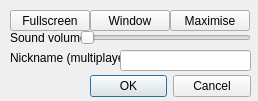
The window that settings.ui (xpc-ru/xCaveGame) describes before a commit, drawn with Qt 5.
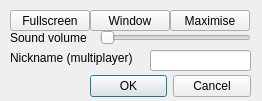
The same window after the commit.

Patch:
```diff
--- a/settings.ui
+++ b/settings.ui
@@ -6,7 +6,7 @@
    <rect>
     <x>0</x>
     <y>0</y>
-    <width>258</width>
+    <width>262</width>
     <height>101</height>
    </rect>
   </property>
@@ -38,9 +38,9 @@
   <widget class="QSlider" name="horizontalSlider">
    <property name="geometry">
     <rect>
-     <x>80</x>
+     <x>100</x>
      <y>30</y>
-     <width>171</width>
+     <width>151</width>
      <height>16</height>
     </rect>
    </property>
@@ -53,7 +53,7 @@
     <rect>
      <x>10</x>
      <y>30</y>
-     <width>71</width>
+     <width>91</width>
      <height>16</height>
     </rect>
    </property>
@@ -105,7 +105,7 @@
     <rect>
      <x>10</x>
      <y>50</y>
-     <width>111</width>
+     <width>141</width>
      <height>16</height>
     </rect>
    </property>
@@ -116,9 +116,9 @@
   <widget class="QLineEdit" name="nickname">
    <property name="geometry">
     <rect>
-     <x>120</x>
+     <x>150</x>
      <y>50</y>
-     <width>131</width>
+     <width>101</width>
      <height>21</height>
     </rect>
    </property>
```
